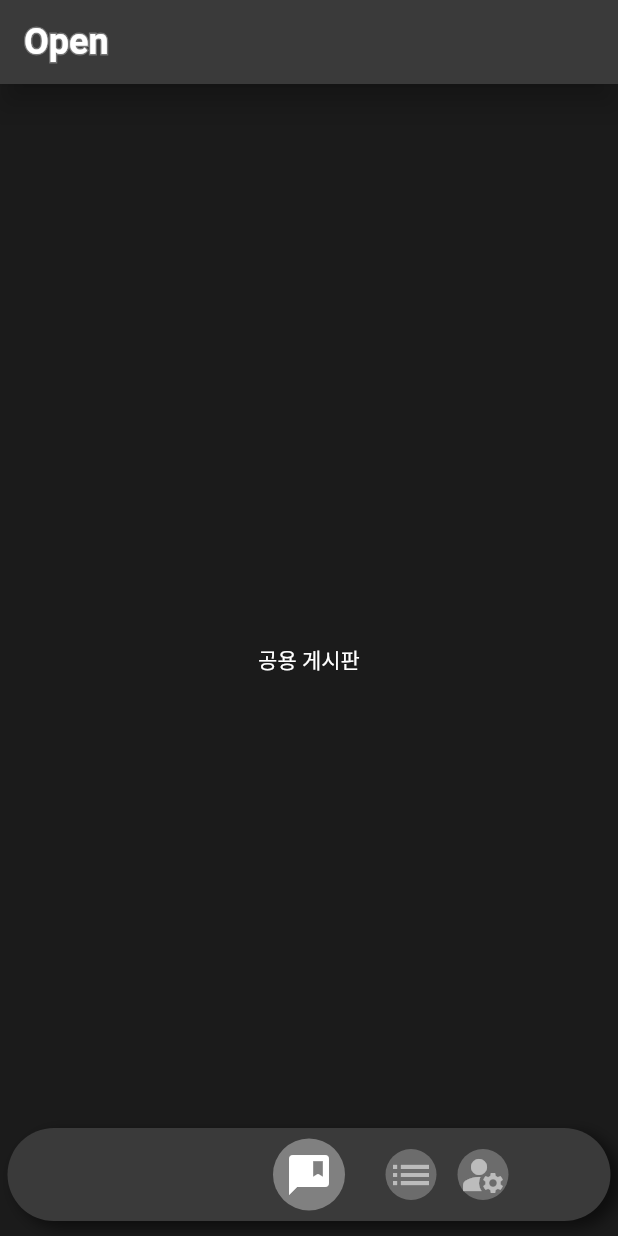
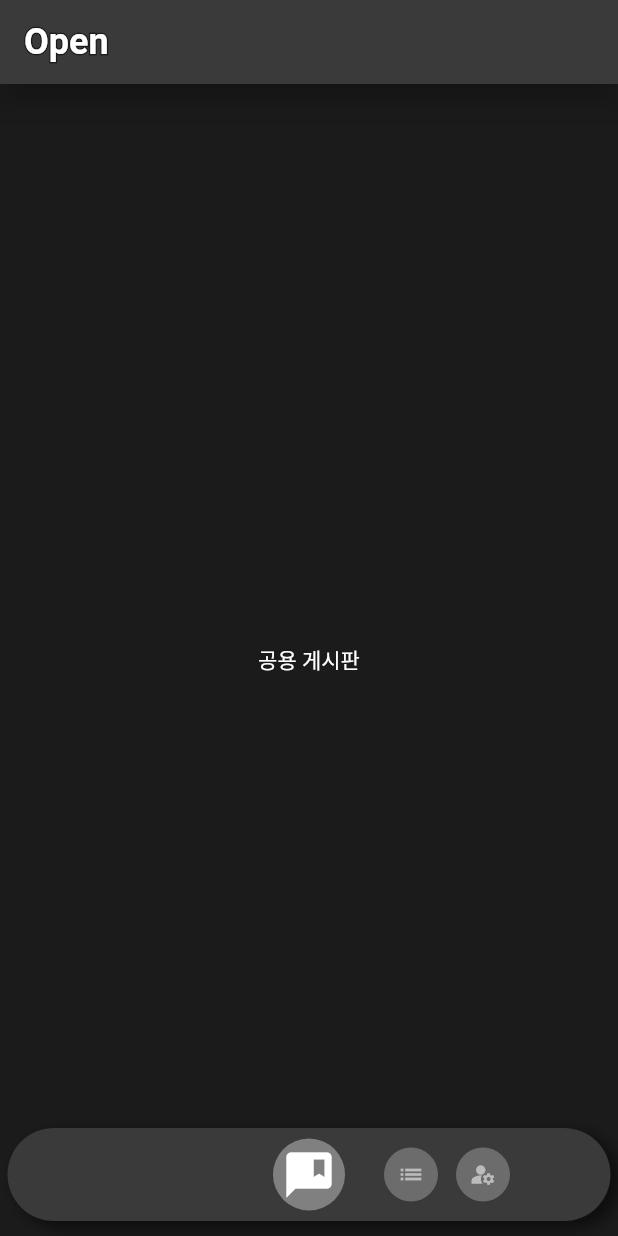
Before and after one commit to bookgom1015/LearningFlutter, a Flutter app: the screen it shows after launch, after a tap on "Login", on a phone screen of 412 x 824 dp. Run offline on Flutter 3.47's test engine with Material 2 defaults, Android fonts, the light colour scheme and no system bars.

Commit message:
Improved animations

```diff
--- a/lib/components/tab_btn_anim.dart
+++ b/lib/components/tab_btn_anim.dart
@@ -1,16 +1,18 @@
 import 'package:flutter/material.dart';
+import 'package:vector_math/vector_math_64.dart' as math;
 import 'package:flutter_application_learning/entries/tab_btn_model.dart';
+import 'package:flutter_application_learning/globals.dart' as globals;
 
 class TabButtonAnim extends StatefulWidget {
   final TabButtonModel model;
-  final PageController pageController;
-  final int tabIndex;
+  final int index;
+  final Function callback;
 
   const TabButtonAnim({
     Key? key,
     required this.model,
-    required this.pageController,
-    required this.tabIndex,
+    required this.index,
+    required this.callback
   }) : super(key: key);
 
   @override
@@ -19,42 +21,118 @@ class TabButtonAnim extends StatefulWidget {
 
 class _TabButtonAnimState extends State<TabButtonAnim> with SingleTickerProviderStateMixin {
   late AnimationController _controller;
-  late Animation _colorAnimation;
+  late Animation _circleColorAnimation;
+  late Animation<double> _sizeCurveAnimation;
+  late Animation<double> _sizeAnimation;
 
   @override
   void initState() {
     _controller = AnimationController(
       vsync: this,
-      duration: const Duration(milliseconds: 500)
+      duration: const Duration(milliseconds: globals.AnimDuration)
     );
 
-    _colorAnimation = ColorTween(
-      begin: Colors.black,
-      end: Colors.white
+    _circleColorAnimation = ColorTween(
+      begin: globals.IdentityColorLighter50,
+      end: globals.IdentityColorLighter70
     ).animate(_controller);
+
+    _sizeCurveAnimation = CurvedAnimation(
+      parent: _controller,
+      curve: Curves.elasticIn
+    );
+
+    _sizeAnimation = Tween<double>(
+      begin: 0,
+      end: 1
+    ).animate(_sizeCurveAnimation);
+
+    widget.model.addListener(() {
+      if (widget.model.canAnimate(widget.index)) {
+        _controller.forward();
+      }
+      else {
+        _controller.reverse();
+      }
+    });
+
+    if (widget.index == 0) {
+      _controller.forward();
+    }
     super.initState();
   }
 
   @override
+  void dispose() {
+    super.dispose();
+    _controller.dispose();
+  }
+
+  @override
   Widget build(BuildContext context) {
-    return AnimatedBuilder(
-      animation: _controller,
-      builder: (BuildContext context, _) {
-        return IconButton(
-          onPressed: () {
-            widget.model.updateIndex(widget.tabIndex);
-            widget.pageController.animateToPage(
-              widget.tabIndex,
-              duration: const Duration(milliseconds: 400),
-              curve: Curves.easeInOut,
-            );
-          },
-          icon: Icon(
-            Icons.adb,
-            color: _colorAnimation.value,
-          )
-        );
-      }
+    const List<IconData> iconList = [
+      Icons.comment_bank,
+      Icons.list,
+      Icons.manage_accounts
+    ];
+
+    return AnimatedContainer(
+      margin: EdgeInsets.only(
+        left: widget.model.animateMargin(widget.index),
+        right: widget.model.animateMargin(widget.index),
+      ),
+      duration: const Duration(milliseconds: globals.AnimDuration),
+      transform: Matrix4.translation(
+        math.Vector3(
+          widget.model.translateX(widget.index),
+          0,
+          0)
+      ),
+      child: SizedBox(
+        width: globals.MaxTabBoxSize,
+        height: globals.MaxTabBoxSize,
+        child: Stack(
+          children: [
+            Center(
+              child: AnimatedBuilder(
+                animation: _controller,
+                builder: (BuildContext context, _) {
+                  double tabBoxSize = (globals.MinTabBoxSize + (globals.MaxTabBoxSize - globals.MinTabBoxSize) * _sizeAnimation.value);
+                  return Container(
+                    width: tabBoxSize,
+                    height: tabBoxSize,
+                    decoration: BoxDecoration(
+                      color: _circleColorAnimation.value,
+                      shape: BoxShape.circle
+                    ),
+                  );
+                },
+              ),
+            ),
+            Center(
+              child: AnimatedBuilder(
+                animation: _controller,
+                builder: (BuildContext context, _) {
+                  return GestureDetector(
+                    onTap: () {
+                      widget.callback();
+                    },
+                    child: Icon(
+                      iconList[widget.index],
+                      size: (globals.MinTabIconSize + (globals.MaxTabIconSize - globals.MinTabIconSize) * _sizeAnimation.value),
+                      color: widget.model.animateColor(
+                        widget.index,
+                        globals.FocusedForeground,
+                        globals.UnfocusedForeground
+                      ),
+                    )
+                  );
+                },
+              )
+            )
+          ]
+        ),
+      )
     );
   }
 }
--- /dev/null
+++ b/lib/components/title_anim.dart
@@ -0,0 +1,94 @@
+import 'package:flutter/material.dart';
+import 'package:flutter_application_learning/entries/tab_btn_model.dart';
+import 'package:flutter_application_learning/globals.dart' as globals;
+
+class TitleFadeInAnim extends StatefulWidget {
+  final String title;
+  final TabButtonModel model;
+
+  const TitleFadeInAnim({
+    Key? key,
+    required this.title,
+    required this.model}) : super(key: key);
+
+  @override
+  State<StatefulWidget> createState() => _TitleFadeInAnimState();
+}
+
+class _TitleFadeInAnimState extends State<TitleFadeInAnim> with SingleTickerProviderStateMixin {
+  late AnimationController _controller;
+  late Animation<double> _curveAnimation;
+  late Animation<double> _animation;
+
+  @override
+  void initState() {
+    _controller = AnimationController(
+      vsync: this,
+      duration: const Duration(milliseconds: globals.AnimDuration)
+    );
+
+    _curveAnimation = CurvedAnimation(
+      parent: _controller,
+      curve: Curves.easeOut
+    );
+
+    _animation = Tween<double>(
+      begin: 0,
+      end: 1
+    ).animate(_curveAnimation);
+
+    widget.model.addListener(() {
+      _controller.reset();
+        _controller.forward();
+    });
+
+    _controller.forward();
+    super.initState();
+  }
+
+  @override
+  void dispose() {
+    super.dispose();
+    _controller.dispose();
+  }
+
+  @override
+  Widget build(BuildContext context) {
+    return AnimatedBuilder(
+      animation: _controller,
+      builder: (BuildContext context, _) {
+        return Opacity(
+          opacity: _animation.value,
+          child: Container(
+            transform: Matrix4.translationValues(
+              -100 * (1 - _animation.value), 0, 0
+            ),
+            child: Stack(
+              children: <Widget>[
+                Text(
+                  widget.title,
+                  style: TextStyle(
+                    fontSize: 24,
+                    fontWeight: FontWeight.bold,
+                    foreground: Paint()
+                      ..style = PaintingStyle.stroke
+                      ..strokeWidth = 2
+                      ..color = globals.BackgroundColor,
+                  ),
+                ),
+                Text(
+                  widget.title,
+                  style: const TextStyle(
+                    fontSize: 24,
+                    fontWeight: FontWeight.bold,
+                    color: Colors.white,
+                  ),
+                )
+              ],
+            )
+          )
+        );
+      }
+    );
+  }
+}
--- a/lib/detail_page.dart
+++ b/lib/detail_page.dart
@@ -53,7 +53,7 @@ class _DetailPageState extends State<DetailPage> {
         child: Container(
           margin: const EdgeInsets.all(10),
           decoration: BoxDecoration(
-            borderRadius: globals.defaultRadius,
+            borderRadius: globals.DefaultRadius,
             color: globals.IdentityColor
           ),
           child: Row(
@@ -105,7 +105,7 @@ class _DetailPageState extends State<DetailPage> {
       child: Container(
         margin: const EdgeInsets.fromLTRB(5, 10, 5, 10),
         decoration: BoxDecoration(
-          borderRadius: globals.defaultRadius,
+          borderRadius: globals.DefaultRadius,
           color: globals.IdentityColor
         ),
         child: Column(
@@ -129,7 +129,7 @@ class _DetailPageState extends State<DetailPage> {
             ),
             const SizedBox(
               height: 45,
-              child: StarAnim(size: 24),
+              child: StarAnim(beginSize: 24, endSize: 32),
             ),
             const SizedBox(
               height: 45,
--- a/lib/entries/tab_btn_model.dart
+++ b/lib/entries/tab_btn_model.dart
@@ -14,22 +14,23 @@ class TabButtonModel with ChangeNotifier {
     return this.index == index ? matched : unmatched;
   }
 
-  double animateSize(int index) {
-    return this.index == index ? globals.tabBoxSize : 34;
-  }
-
   double translateX(int index) {
     if (this.index == 0) {
-      return globals.tabBoxSize;
+      return globals.MaxTabBoxSize;
     }
     else if (this.index == 1) {
       return 0;
     }
     else {
-      return -globals.tabBoxSize;
+      return -globals.MaxTabBoxSize;
     }
   }
+
   double animateMargin(int index) {
     return this.index == index ? 20 : 0;
   }
+
+  bool canAnimate(int index) {
+    return this.index == index;
+  }
 }
--- a/lib/globals.dart
+++ b/lib/globals.dart
@@ -11,7 +11,12 @@ const Color LoginBackground = const Color.fromARGB(85, 0, 0, 0);
 const Color FocusedForeground = Colors.white;
 const Color UnfocusedForeground = Colors.white54;
 
-BorderRadius defaultRadius = BorderRadius.circular(10);
+BorderRadius DefaultRadius = BorderRadius.circular(10);
 
-const double bottomNavBarHeight = 52;
-const double tabBoxSize = 48;
+const double BottomNavBarHeight = 52;
+const double MaxTabBoxSize = 48;
+const double MinTabBoxSize = 36;
+const double MaxTabIconSize = 36;
+const double MinTabIconSize = 18;
+
+const int AnimDuration = 400;
--- a/lib/list_page.dart
+++ b/lib/list_page.dart
@@ -47,7 +47,7 @@ class _ListPageState extends State<ListPage> {
               margin: const EdgeInsets.fromLTRB(15, 4, 15, 4),
               decoration: BoxDecoration(
                 color: globals.IdentityColor,
-                borderRadius: globals.defaultRadius
+                borderRadius: globals.DefaultRadius
               ),
               child: Row(
                 children: [
--- a/lib/login_page.dart
+++ b/lib/login_page.dart
@@ -55,7 +55,7 @@ class _LoginPageState extends State<LoginPage> {
                 margin: const EdgeInsets.fromLTRB(25, 0, 25, 0),
                 decoration: BoxDecoration(
                   color: globals.LoginBackground,
-                  borderRadius: globals.defaultRadius,
+                  borderRadius: globals.DefaultRadius,
                 ),
                 child: Container(
                   margin: const EdgeInsets.fromLTRB(10, 0, 10, 0),
--- a/lib/main_page.dart
+++ b/lib/main_page.dart
@@ -1,6 +1,7 @@
 import 'package:flutter/material.dart';
+import 'package:flutter_application_learning/components/title_anim.dart';
+import 'package:flutter_application_learning/components/tab_btn_anim.dart';
 import 'package:provider/provider.dart';
-import 'package:vector_math/vector_math_64.dart' as math;
 import 'package:flutter_application_learning/list_page.dart';
 import 'package:flutter_application_learning/my_page.dart';
 import 'package:flutter_application_learning/public_page.dart';
@@ -52,15 +53,27 @@ class _MainPageState extends State<MainPage> with TickerProviderStateMixin {
             builder: (context, model, child) {
               return Scaffold(
                 extendBody: true,
-                appBar: appBar(),
+                appBar: AppBar(
+                  backgroundColor: globals.IdentityColor,
+                  elevation: 8,
+                  title: TitleFadeInAnim(
+                    title: _title,
+                    model: model
+                  ),
+                ),
                 bottomNavigationBar: bottomNavBar(model),
                 body: PageView.builder(
                   controller: _pageController,
                   onPageChanged: (index) {
                     if (!model.isTapped) {
+                      setState(() {
+                        _title = _titleList[index];
+                      });
                       model.updateIndex(index);
                     }
+                    if (model.index == index) {
                       model.isTapped = false;
+                    }
                   },
                   itemCount: widget.tabSize,
                   itemBuilder: (_, index) {
@@ -75,43 +88,7 @@ class _MainPageState extends State<MainPage> with TickerProviderStateMixin {
     );
   }
 
-  AppBar appBar() {
-    return AppBar(
-      backgroundColor: globals.IdentityColor,
-      elevation: 8,
-      title: Stack(
-        children: <Widget>[
-          Text(
-            _title,
-            style: TextStyle(
-              fontSize: 24,
-              fontWeight: FontWeight.bold,
-              foreground: Paint()
-                ..style = PaintingStyle.stroke
-                ..strokeWidth = 2
-                ..color = Colors.grey.shade600,
-            ),
-          ),
-          Text(
-            _title,
-            style: const TextStyle(
-              fontSize: 24,
-              fontWeight: FontWeight.bold,
-              color: Colors.white,
-            ),
-          )
-        ],
-      ),
-    );
-  }
-
   Widget bottomNavBar(TabButtonModel model) {
-    const List<IconData> iconList = [
-      Icons.comment_bank,
-      Icons.list,
-      Icons.manage_accounts
-    ];
-
     return Container(
       margin: const EdgeInsets.fromLTRB(5, 0, 5, 10),
       padding: const EdgeInsets.fromLTRB(0, 5, 0, 5),
@@ -128,7 +105,7 @@ class _MainPageState extends State<MainPage> with TickerProviderStateMixin {
         borderRadius: BorderRadius.circular(50)
       ),
       child: SizedBox(
-        height: globals.bottomNavBarHeight,
+        height: globals.BottomNavBarHeight,
         child: Container(
           color: Colors.transparent,
           child: Row(
@@ -136,59 +113,23 @@ class _MainPageState extends State<MainPage> with TickerProviderStateMixin {
             children: List.generate(
               widget.tabSize,
               (index) {
-                return AnimatedContainer(
-                  margin: EdgeInsets.only(
-                    left: model.animateMargin(index),
-                    right: model.animateMargin(index),
-                  ),
-                  duration: const Duration(milliseconds: 300),
-                  transform: Matrix4.translation(
-                    math.Vector3(
-                      model.translateX(index),
-                      0,
-                      0)
-                  ),
-                  child: SizedBox(
-                    width: globals.tabBoxSize,
-                    height: globals.tabBoxSize,
-                    child: Stack(
-                      children: [
-                        Center(
-                          child: AnimatedContainer(
-                            duration: const Duration(milliseconds: 300),
-                            width: model.animateSize(index),
-                            height: model.animateSize(index),
-                            decoration: BoxDecoration(
-                              color: model.animateColor(
-                                index,
-                                globals.IdentityColorLighter70,
-                                globals.IdentityColorLighter50),
-                              shape: BoxShape.circle
-                            )
-                          ),
-                        ),
-                        Center( child: IconButton(
-                          onPressed: () {
+                return TabButtonAnim(
+                  model: model,
+                  index: index,
+                  callback: () {
+                    setState(() {
+                      _title = _titleList[index];
+                    });
                     model.isTapped = true;
                     model.updateIndex(index);
                     _pageController.animateToPage(
                       index,
-                              duration: const Duration(milliseconds: 300),
+                      duration: const Duration(
+                        milliseconds: globals.AnimDuration
+                      ),
                       curve: Curves.easeInQuart,
                     );
-                          },
-                          icon: Icon(
-                            iconList[index],
-                            size: 32
-                          ),
-                          color: model.animateColor(
-                            index,
-                            globals.FocusedForeground,
-                            globals.UnfocusedForeground),
-                        ))
-                      ]
-                    ),
-                  )
+                  }
                 );
               }
             ),
--- a/lib/my_page.dart
+++ b/lib/my_page.dart
@@ -47,7 +47,7 @@ class _MyPageState extends State<MyPage> {
               margin: const EdgeInsets.fromLTRB(8, 4, 8, 4),
               decoration: BoxDecoration(
                 color: globals.IdentityColor,
-                borderRadius: globals.defaultRadius
+                borderRadius: globals.DefaultRadius
               ),
               child: Row(
                 children: [
```
Also changed, not shown: lib/components/heart_anim.dart (+8 -2 lines), lib/components/star_anim.dart (+32 -12 lines). Lines whose indentation alone changed are shown as unchanged.
